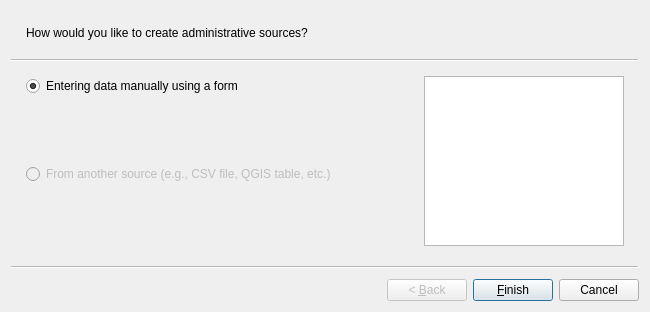
Qt form asistente_ladm_col/ui/wiz_create_administrative_source_cadastre.ui (SwissTierrasColombia/Asistente-LADM-COL) before a commit.
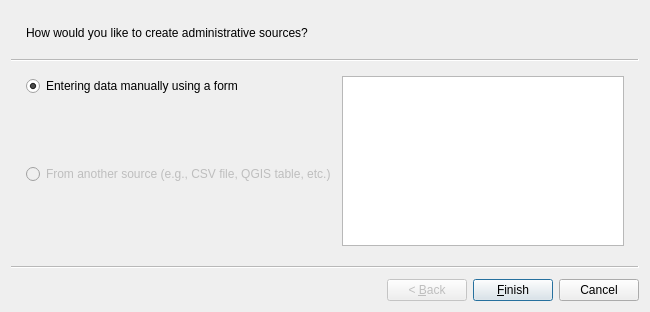
The same form after that commit.

Commit message: Change type of text box from Text Edit to QTextBrowser

What changed in the file:
```diff
--- a/asistente_ladm_col/ui/wiz_create_administrative_source_cadastre.ui
+++ b/asistente_ladm_col/ui/wiz_create_administrative_source_cadastre.ui
@@ -69,20 +69,7 @@
      </layout>
     </item>
     <item row="0" column="1">
-     <widget class="QPlainTextEdit" name="txt_help_page_1">
-      <property name="maximumSize">
-       <size>
-        <width>200</width>
-        <height>16777215</height>
-       </size>
-      </property>
-      <property name="readOnly">
-       <bool>true</bool>
-      </property>
-      <property name="plainText">
-       <string/>
-      </property>
-     </widget>
+     <widget class="QTextBrowser" name="txt_help_page_1"/>
     </item>
    </layout>
   </widget>
```
